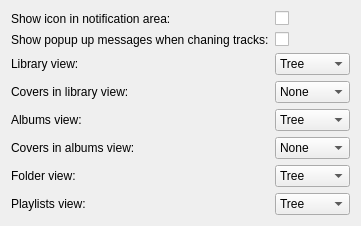
Above: gui/interfacesettings.ui from polpo/cantata-mac before the change. Below: the same form after it.
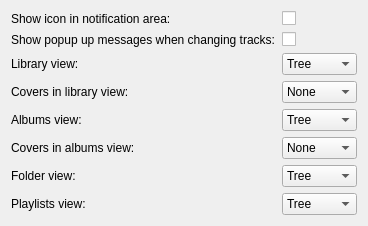
That is the form after the change.

Diff of the .ui file:
```diff
--- a/gui/interfacesettings.ui
+++ b/gui/interfacesettings.ui
@@ -37,7 +37,7 @@
    <item row="1" column="0">
     <widget class="QLabel" name="label_5">
      <property name="text">
-      <string>Show popup up messages when chaning tracks:</string>
+      <string>Show popup up messages when changing tracks:</string>
      </property>
      <property name="buddy">
       <cstring>systemTrayPopup</cstring>
```
